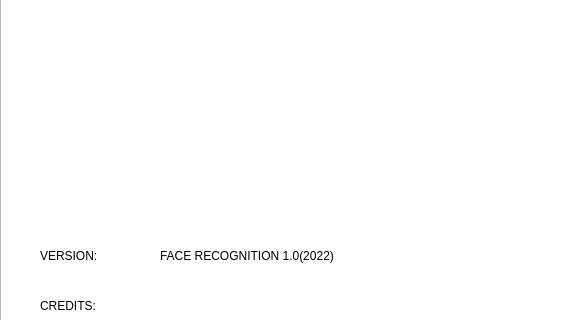
Qt form UI FILES/ABOUT US.ui (sivasurya16/Face-detection-system) before a commit; both pictures show x 0 to 561 and y 0 to 320 of the 726 by 514 pixel window.
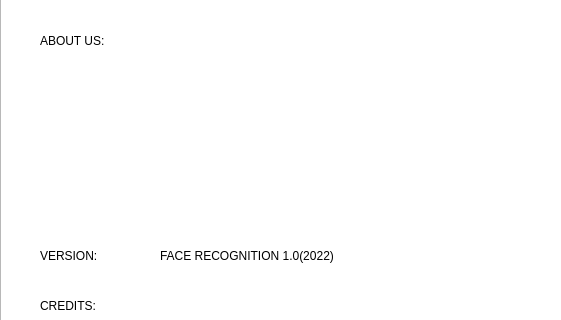
The same form after that commit. Icons and pictures are not drawn.

Diff of the .ui file:
```diff
--- a/UI FILES/ABOUT US.ui
+++ b/UI FILES/ABOUT US.ui
@@ -30,7 +30,7 @@
    <property name="geometry">
     <rect>
      <x>300</x>
-     <y>40</y>
+     <y>70</y>
      <width>141</width>
      <height>141</height>
     </rect>
@@ -141,6 +141,22 @@
     <string>SRIHARI</string>
    </property>
   </widget>
+  <widget class="QLabel" name="label_8">
+   <property name="geometry">
+    <rect>
+     <x>40</x>
+     <y>20</y>
+     <width>231</width>
+     <height>41</height>
+    </rect>
+   </property>
+   <property name="styleSheet">
+    <string notr="true">font: 20pt &quot;MS Shell Dlg 2&quot;;</string>
+   </property>
+   <property name="text">
+    <string>ABOUT US:</string>
+   </property>
+  </widget>
  </widget>
  <resources>
   <include location="hope.qrc"/>
```
Left out of the diff: 2 changed lines with no effect on the pictures.
